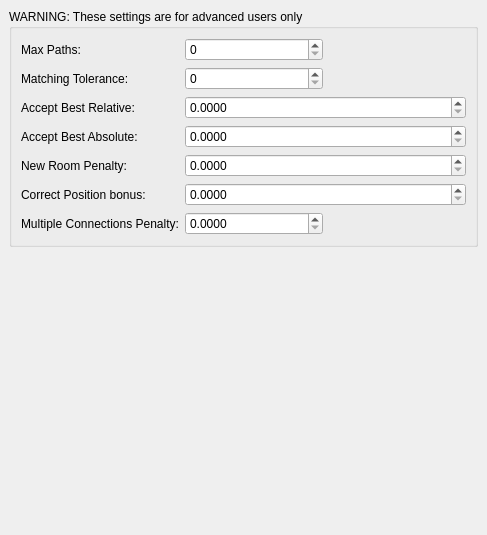
This is src/preferences/pathmachinepage.ui in MUME/MMapper as Qt 5 draws it before an edit. The edited form follows.
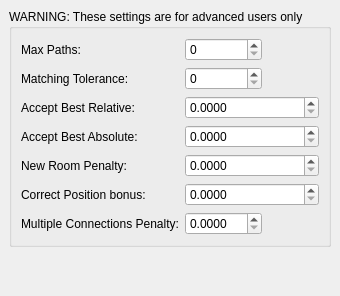
This is the edited form.

What changed in the file:
```diff
--- a/src/preferences/pathmachinepage.ui
+++ b/src/preferences/pathmachinepage.ui
@@ -2,14 +2,6 @@
 <ui version="4.0">
  <class>PathmachinePage</class>
  <widget class="QWidget" name="PathmachinePage">
-  <property name="geometry">
-   <rect>
-    <x>0</x>
-    <y>0</y>
-    <width>487</width>
-    <height>535</height>
-   </rect>
-  </property>
   <property name="sizePolicy">
    <sizepolicy hsizetype="Preferred" vsizetype="Preferred">
     <horstretch>0</horstretch>
```
